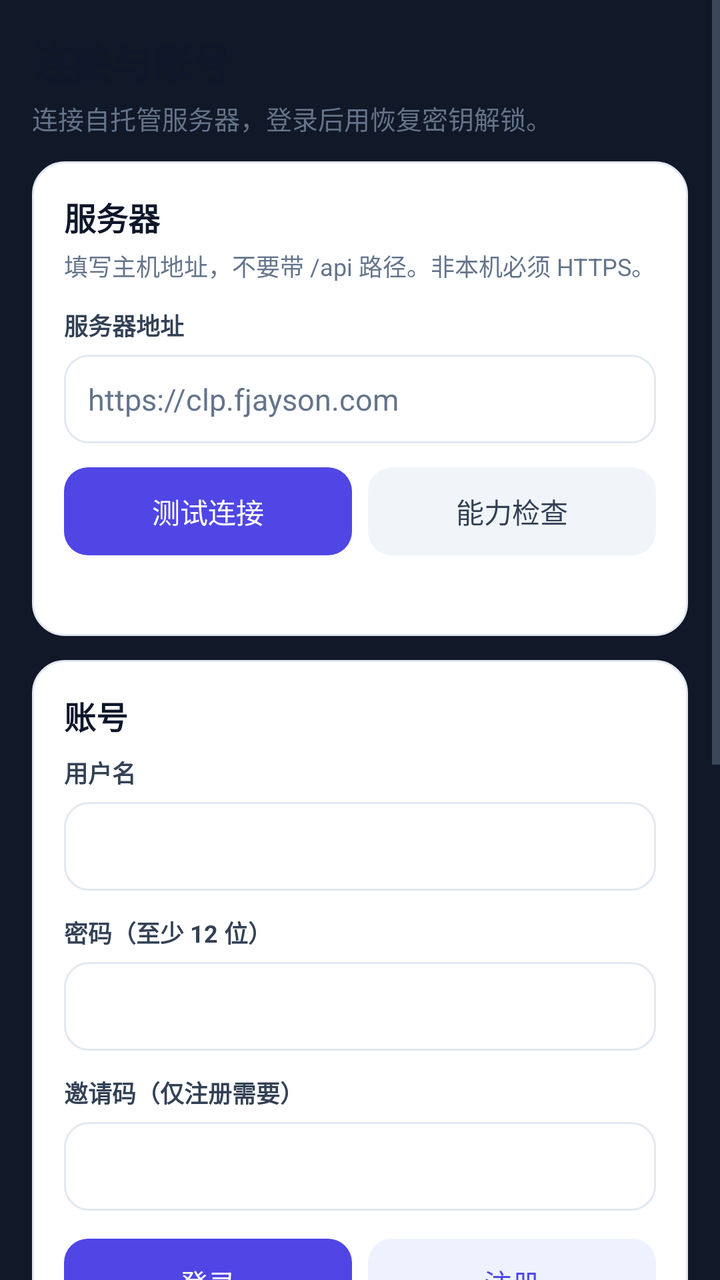
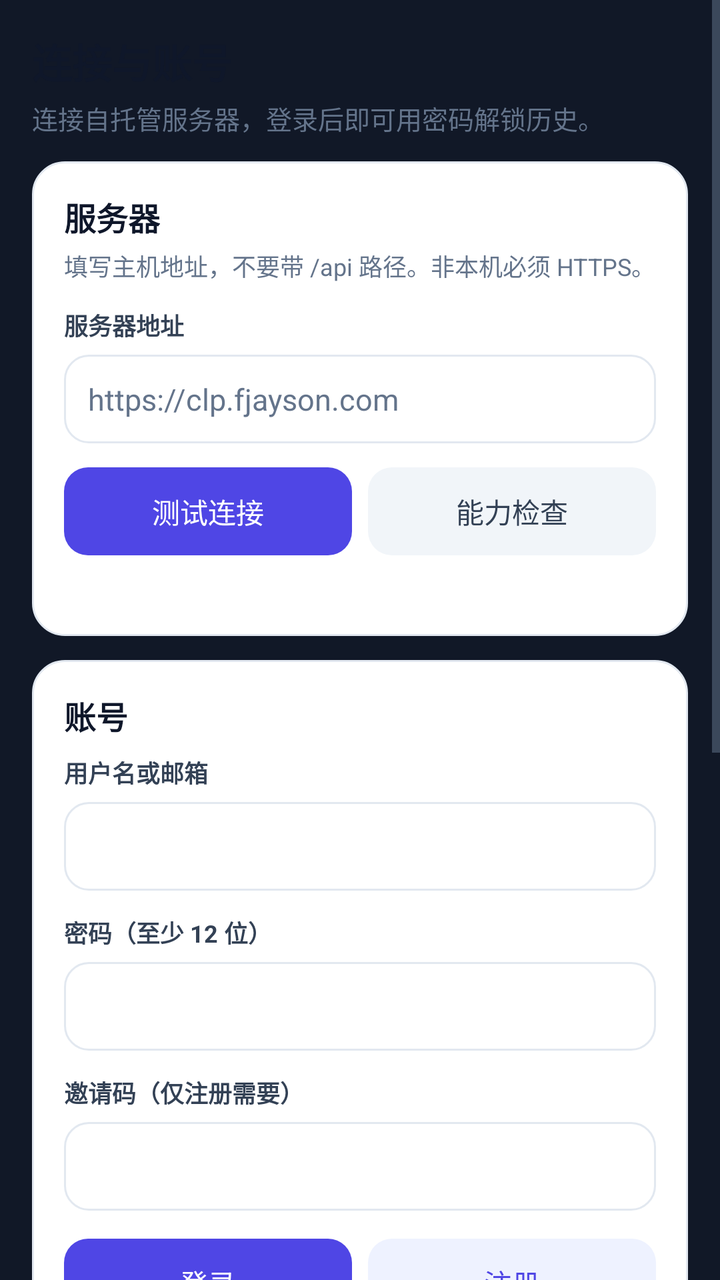

Two renders of the same Android screen: before a commit and after it. Below are the layout's source before the change and the commit's diff.
<!-- AndroidManifest.xml: application theme Theme.OnlineClipboard -->
<!-- res/layout/page_connect.xml -->
<?xml version="1.0" encoding="utf-8"?>
<ScrollView xmlns:android="http://schemas.android.com/apk/res/android"
    android:layout_width="match_parent"
    android:layout_height="match_parent"
    android:fillViewport="true">

    <LinearLayout
        android:layout_width="match_parent"
        android:layout_height="wrap_content"
        android:orientation="vertical"
        android:padding="16dp">

        <TextView
            style="@style/PageTitle"
            android:text="连接与账号" />

        <TextView
            style="@style/PageSubtitle"
            android:text="连接自托管服务器，登录后用恢复密钥解锁。" />

        <LinearLayout
            android:layout_width="match_parent"
            android:layout_height="wrap_content"
            android:background="@drawable/bg_card"
            android:orientation="vertical"
            android:padding="16dp">

            <TextView
                android:layout_width="wrap_content"
                android:layout_height="wrap_content"
                android:text="服务器"
                android:textColor="@color/ink"
                android:textSize="16sp"
                android:textStyle="bold" />

            <TextView
                android:layout_width="match_parent"
                android:layout_height="wrap_content"
                android:layout_marginTop="4dp"
                android:text="填写主机地址，不要带 /api 路径。非本机必须 HTTPS。"
                android:textColor="@color/muted"
                android:textSize="12sp" />

            <TextView style="@style/FieldLabel" android:text="服务器地址" />

            <EditText
                android:id="@+id/originBox"
                style="@style/FieldInput"
                android:hint="https://clp.fjayson.com"
                android:inputType="textUri" />

            <LinearLayout
                android:layout_width="match_parent"
                android:layout_height="wrap_content"
                android:layout_marginTop="12dp"
                android:orientation="horizontal">

                <Button
                    android:id="@+id/btnTest"
                    style="@style/PrimaryButton"
                    android:layout_marginEnd="8dp"
                    android:text="测试连接" />

                <Button
                    android:id="@+id/btnProbe"
                    style="@style/GhostButton"
                    android:text="能力检查" />
            </LinearLayout>

            <TextView
                android:id="@+id/originStatus"
                android:layout_width="match_parent"
                android:layout_height="wrap_content"
                android:layout_marginTop="8dp"
                android:textColor="@color/muted"
                android:textSize="12sp" />
        </LinearLayout>

        <LinearLayout
            android:layout_width="match_parent"
            android:layout_height="wrap_content"
            android:layout_marginTop="12dp"
            android:background="@drawable/bg_card"
            android:orientation="vertical"
            android:padding="16dp">

            <TextView
                android:layout_width="wrap_content"
                android:layout_height="wrap_content"
                android:text="账号"
                android:textColor="@color/ink"
                android:textSize="16sp"
                android:textStyle="bold" />

            <TextView style="@style/FieldLabel" android:layout_marginTop="8dp" android:text="用户名" />

            <EditText
                android:id="@+id/userBox"
                style="@style/FieldInput"
                android:inputType="text" />

            <TextView style="@style/FieldLabel" android:text="密码（至少 12 位）" />

            <EditText
                android:id="@+id/passBox"
                style="@style/FieldInput"
                android:inputType="textPassword" />

            <TextView style="@style/FieldLabel" android:text="邀请码（仅注册需要）" />

            <EditText
                android:id="@+id/inviteBox"
                style="@style/FieldInput"
                android:inputType="text" />

            <LinearLayout
                android:layout_width="match_parent"
                android:layout_height="wrap_content"
                android:layout_marginTop="14dp"
                android:orientation="horizontal">

                <Button
                    android:id="@+id/btnLogin"
                    style="@style/PrimaryButton"
                    android:layout_marginEnd="8dp"
                    android:text="登录" />

                <Button
                    android:id="@+id/btnRegister"
                    style="@style/SecondaryButton"
                    android:text="注册" />
            </LinearLayout>
        </LinearLayout>

        <LinearLayout
            android:layout_width="match_parent"
            android:layout_height="wrap_content"
            android:layout_marginTop="12dp"
            android:background="@drawable/bg_card"
            android:orientation="vertical"
            android:padding="16dp">

            <TextView
                android:layout_width="wrap_content"
                android:layout_height="wrap_content"
                android:text="保险库"
                android:textColor="@color/ink"
                android:textSize="16sp"
                android:textStyle="bold" />

            <TextView
                android:layout_width="match_parent"
                android:layout_height="wrap_content"
                android:layout_marginTop="4dp"
                android:text="登录密码不能解密历史。恢复密钥请离线保存。"
                android:textColor="@color/muted"
                android:textSize="12sp" />

            <TextView style="@style/FieldLabel" android:text="恢复密钥" />

            <EditText
                android:id="@+id/recoveryBox"
                style="@style/FieldInput"
                android:gravity="top"
                android:inputType="textMultiLine"
                android:minLines="3"
                android:singleLine="false"
                android:fontFamily="monospace" />

            <LinearLayout
                android:layout_width="match_parent"
                android:layout_height="wrap_content"
                android:layout_marginTop="14dp"
                android:orientation="horizontal">

                <Button
                    android:id="@+id/btnUnlock"
                    style="@style/PrimaryButton"
                    android:layout_marginEnd="8dp"
                    android:text="解锁保险库" />

                <Button
                    android:id="@+id/btnInitVault"
                    style="@style/GhostButton"
                    android:text="初始化" />
            </LinearLayout>

            <TextView
                android:id="@+id/keyStatus"
                android:layout_width="match_parent"
                android:layout_height="wrap_content"
                android:layout_marginTop="8dp"
                android:textColor="@color/muted"
                android:textSize="12sp" />
        </LinearLayout>

        <TextView
            android:layout_width="match_parent"
            android:layout_height="wrap_content"
            android:layout_marginTop="14dp"
            android:text="Android 10+ 仅在本窗口有焦点时读取剪贴板。后台实时同步未宣称支持。可通过系统分享或点“复制”同步。"
            android:textColor="@color/muted"
            android:textSize="12sp" />

        <TextView
            android:id="@+id/probeResult"
            android:layout_width="match_parent"
            android:layout_height="wrap_content"
            android:layout_marginTop="8dp"
            android:layout_marginBottom="16dp"
            android:textColor="@color/ink_soft"
            android:textSize="12sp" />
    </LinearLayout>
</ScrollView>
<!-- resources referenced by this layout -->
<resources>
  <color name="ink">#FF0F172A</color>
  <color name="ink_soft">#FF334155</color>
  <color name="muted">#FF64748B</color>
  <!-- drawable bg_card (drawable) -->
  <?xml version="1.0" encoding="utf-8"?>
  <shape xmlns:android="http://schemas.android.com/apk/res/android" android:shape="rectangle">
      <solid android:color="@color/card" />
      <corners android:radius="16dp" />
      <stroke android:width="1dp" android:color="@color/line" />
  </shape>
  <style name="FieldLabel">
          <item name="android:layout_width">match_parent</item>
          <item name="android:layout_height">wrap_content</item>
          <item name="android:layout_marginTop">12dp</item>
          <item name="android:layout_marginBottom">6dp</item>
          <item name="android:textColor">@color/ink_soft</item>
          <item name="android:textSize">12sp</item>
          <item name="android:textStyle">bold</item>
      </style>
  <style name="GhostButton">
          <item name="android:layout_width">0dp</item>
          <item name="android:layout_height">44dp</item>
          <item name="android:layout_weight">1</item>
          <item name="android:background">@drawable/bg_btn_ghost</item>
          <item name="android:textColor">@color/ink_soft</item>
          <item name="android:textAllCaps">false</item>
          <item name="android:textSize">14sp</item>
          <item name="android:stateListAnimator">@null</item>
      </style>
  <style name="PageSubtitle">
          <item name="android:layout_width">match_parent</item>
          <item name="android:layout_height">wrap_content</item>
          <item name="android:layout_marginTop">4dp</item>
          <item name="android:layout_marginBottom">12dp</item>
          <item name="android:textColor">@color/muted</item>
          <item name="android:textSize">13sp</item>
      </style>
  <style name="PageTitle">
          <item name="android:layout_width">match_parent</item>
          <item name="android:layout_height">wrap_content</item>
          <item name="android:textColor">@color/ink</item>
          <item name="android:textSize">20sp</item>
          <item name="android:textStyle">bold</item>
      </style>
  <color name="card">#FFFFFFFF</color>
  <color name="line">#FFE2E8F0</color>
  <!-- drawable bg_input (drawable) -->
  <?xml version="1.0" encoding="utf-8"?>
  <shape xmlns:android="http://schemas.android.com/apk/res/android" android:shape="rectangle">
      <solid android:color="@color/card" />
      <corners android:radius="12dp" />
      <stroke android:width="1dp" android:color="@color/line" />
  </shape>
  <!-- drawable bg_btn_ghost (drawable) -->
  <?xml version="1.0" encoding="utf-8"?>
  <ripple xmlns:android="http://schemas.android.com/apk/res/android" android:color="#220F172A">
      <item>
          <shape android:shape="rectangle">
              <solid android:color="#FFF1F5F9" />
              <corners android:radius="12dp" />
          </shape>
      </item>
  </ripple>
  <!-- drawable bg_btn_primary (drawable) -->
  <?xml version="1.0" encoding="utf-8"?>
  <ripple xmlns:android="http://schemas.android.com/apk/res/android" android:color="#332563EB">
      <item>
          <shape android:shape="rectangle">
              <solid android:color="@color/accent" />
              <corners android:radius="12dp" />
          </shape>
      </item>
  </ripple>
  <color name="on_accent">#FFFFFFFF</color>
  <!-- drawable bg_btn_secondary (drawable) -->
  <?xml version="1.0" encoding="utf-8"?>
  <ripple xmlns:android="http://schemas.android.com/apk/res/android" android:color="#334F46E5">
      <item>
          <shape android:shape="rectangle">
              <solid android:color="@color/accent_soft" />
              <corners android:radius="12dp" />
          </shape>
      </item>
  </ripple>
  <color name="accent">#FF4F46E5</color>
  <color name="sidebar">#FF111827</color>
  <color name="accent_soft">#FFEEF2FF</color>
  <!-- unchanged entries left out for length: 4 -->
</resources>

<!-- the commit's change to res/layout/page_connect.xml (unified diff, before → after) -->
@@ -16,7 +16,7 @@
 
         <TextView
             style="@style/PageSubtitle"
-            android:text="连接自托管服务器，登录后用恢复密钥解锁。" />
+            android:text="连接自托管服务器，登录后即可用密码解锁历史。" />
 
         <LinearLayout
             android:layout_width="match_parent"
@@ -92,26 +92,77 @@
                 android:textSize="16sp"
                 android:textStyle="bold" />
 
-            <TextView style="@style/FieldLabel" android:layout_marginTop="8dp" android:text="用户名" />
+            <TextView
+                android:id="@+id/userLabel"
+                style="@style/FieldLabel"
+                android:layout_marginTop="8dp"
+                android:text="用户名或邮箱" />
 
             <EditText
                 android:id="@+id/userBox"
                 style="@style/FieldInput"
                 android:inputType="text" />
 
-            <TextView style="@style/FieldLabel" android:text="密码（至少 12 位）" />
+            <TextView
+                android:id="@+id/passLabel"
+                style="@style/FieldLabel"
+                android:text="密码（至少 12 位）" />
 
             <EditText
                 android:id="@+id/passBox"
                 style="@style/FieldInput"
                 android:inputType="textPassword" />
 
-            <TextView style="@style/FieldLabel" android:text="邀请码（仅注册需要）" />
-
-            <EditText
-                android:id="@+id/inviteBox"
-                style="@style/FieldInput"
-                android:inputType="text" />
+            <LinearLayout
+                android:id="@+id/emailPanel"
+                android:layout_width="match_parent"
+                android:layout_height="wrap_content"
+                android:orientation="vertical"
+                android:visibility="gone">
+
+                <TextView style="@style/FieldLabel" android:text="注册邮箱" />
+
+                <EditText
+                    android:id="@+id/emailBox"
+                    style="@style/FieldInput"
+                    android:inputType="textEmailAddress" />
+
+                <TextView style="@style/FieldLabel" android:text="邮箱验证码" />
+
+                <LinearLayout
+                    android:layout_width="match_parent"
+                    android:layout_height="wrap_content"
+                    android:orientation="horizontal">
+
+                    <EditText
+                        android:id="@+id/emailCodeBox"
+                        style="@style/FieldInput"
+                        android:layout_width="0dp"
+                        android:layout_weight="1"
+                        android:inputType="number"
+                        android:maxLength="6" />
+
+                    <Button
+                        android:id="@+id/btnSendCode"
+                        style="@style/GhostButton"
+                        android:layout_marginStart="8dp"
+                        android:text="发送验证码" />
+                </LinearLayout>
+            </LinearLayout>
+
+            <LinearLayout
+                android:id="@+id/invitePanel"
+                android:layout_width="match_parent"
+                android:layout_height="wrap_content"
+                android:orientation="vertical">
+
+                <TextView style="@style/FieldLabel" android:text="邀请码（仅注册需要）" />
+
+                <EditText
+                    android:id="@+id/inviteBox"
+                    style="@style/FieldInput"
+                    android:inputType="text" />
+            </LinearLayout>
 
             <LinearLayout
                 android:layout_width="match_parent"
@@ -130,6 +181,16 @@
                     style="@style/SecondaryButton"
                     android:text="注册" />
             </LinearLayout>
+
+            <TextView
+                android:id="@+id/registerHint"
+                android:layout_width="match_parent"
+                android:layout_height="wrap_content"
+                android:layout_marginTop="10dp"
+                android:text="去站点注册账号"
+                android:textColor="@color/accent"
+                android:textSize="12sp"
+                android:visibility="gone" />
         </LinearLayout>
 
         <LinearLayout
@@ -152,11 +213,11 @@
                 android:layout_width="match_parent"
                 android:layout_height="wrap_content"
                 android:layout_marginTop="4dp"
-                android:text="登录密码不能解密历史。恢复密钥请离线保存。"
-                android:textColor="@color/muted"
-                android:textSize="12sp" />
-
-            <TextView style="@style/FieldLabel" android:text="恢复密钥" />
+                android:text="登录后会用密码自动解锁历史。恢复密钥只作备用，请离线保存。"
+                android:textColor="@color/muted"
+                android:textSize="12sp" />
+
+            <TextView style="@style/FieldLabel" android:text="恢复密钥（备用）" />
 
             <EditText
                 android:id="@+id/recoveryBox"
